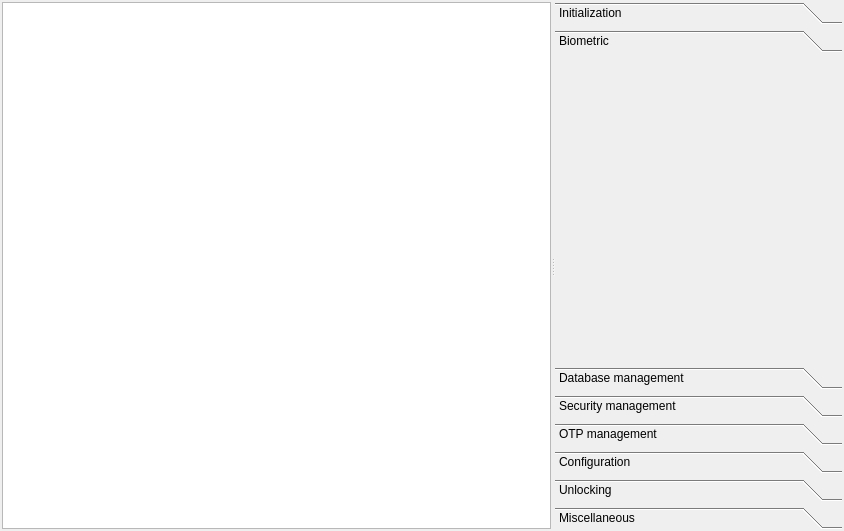
CodElecCz/SagemMorphoUI, file sagemmorpho.ui: the form before one commit.
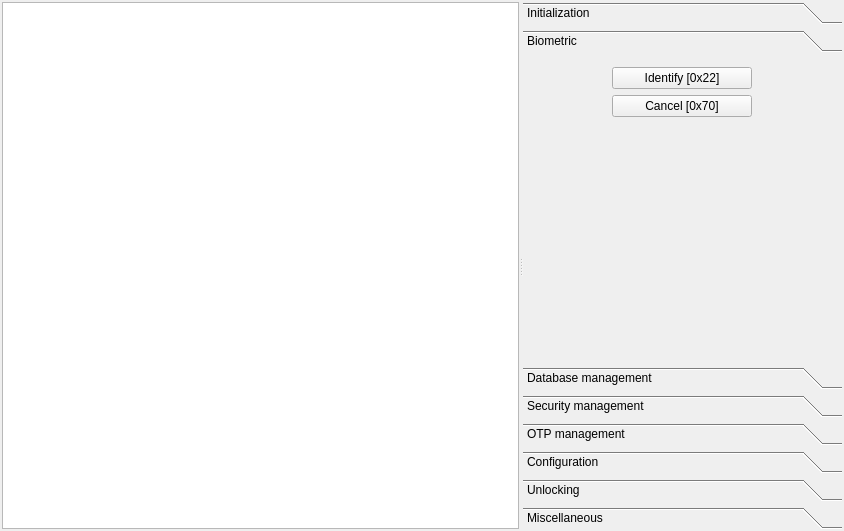
The form after the commit. The open tabs and pages were chosen to show the change. Custom widgets are drawn as their Qt base class.

What changed in the file:
```diff
--- a/sagemmorpho.ui
+++ b/sagemmorpho.ui
@@ -42,7 +42,7 @@
       </layout>
      </widget>
      <widget class="QWidget" name="verticalLayoutWidget_2">
-      <layout class="QHBoxLayout" name="horizontalLayout">
+      <layout class="QVBoxLayout" name="verticalLayout_10">
        <item>
         <widget class="QToolBox" name="toolBox">
          <property name="sizePolicy">
@@ -110,13 +110,58 @@
            <rect>
             <x>0</x>
             <y>0</y>
-            <width>344</width>
+            <width>320</width>
             <height>285</height>
            </rect>
           </property>
           <attribute name="label">
            <string>Biometric</string>
           </attribute>
+          <layout class="QVBoxLayout" name="verticalLayout_11">
+           <item>
+            <layout class="QVBoxLayout" name="verticalLayout_9">
+             <item alignment="Qt::AlignHCenter">
+              <widget class="QPushButton" name="identifyButton">
+               <property name="minimumSize">
+                <size>
+                 <width>140</width>
+                 <height>0</height>
+                </size>
+               </property>
+               <property name="text">
+                <string>Identify [0x22]</string>
+               </property>
+              </widget>
+             </item>
+             <item alignment="Qt::AlignHCenter">
+              <widget class="QPushButton" name="cancelButton">
+               <property name="minimumSize">
+                <size>
+                 <width>140</width>
+                 <height>0</height>
+                </size>
+               </property>
+               <property name="text">
+                <string>Cancel [0x70]</string>
+               </property>
+              </widget>
+             </item>
+             <item>
+              <spacer name="verticalSpacer_4">
+               <property name="orientation">
+                <enum>Qt::Vertical</enum>
+               </property>
+               <property name="sizeHint" stdset="0">
+                <size>
+                 <width>20</width>
+                 <height>40</height>
+                </size>
+               </property>
+              </spacer>
+             </item>
+            </layout>
+           </item>
+          </layout>
          </widget>
          <widget class="QWidget" name="page_3">
           <property name="geometry">
```
Left out of the diff: 14 changed lines with no effect on the pictures.
